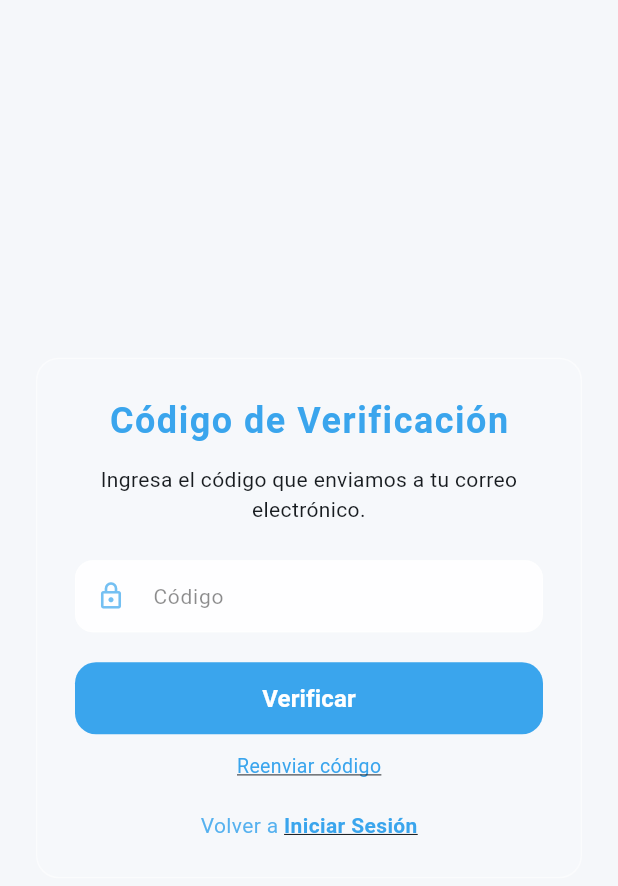
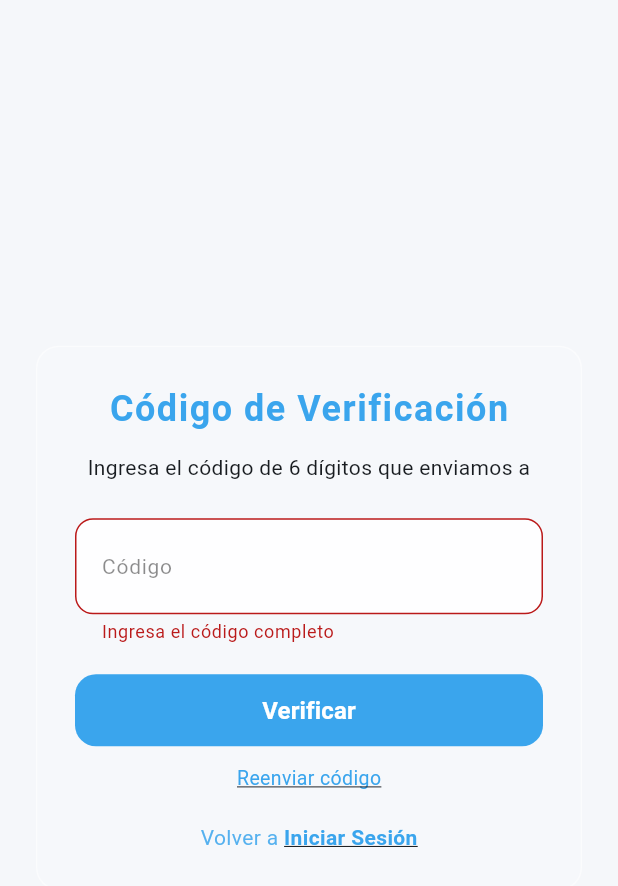
Before and after one commit to julio951010/flumi_app, a Flutter app: the CodigoVerificacionPantalla widget shown alone on an empty page, opened directly with empty values, after a tap on "Verificar", on a phone screen of 412 x 824 dp. Shown: the top 886 px of the screen. Run offline on Flutter 3.47's test engine with Material 3 defaults, Android fonts, the phone set to English and light mode, and no system bars; our stand-ins replace connectivity_plus, curved_navigation_bar, drift, shared_preferences, sqlite3_flutter_libs, supabase_flutter; accounts and stored records are empty; generated files the repository leaves out were written again.

Commit message:
cambia registro y recuperar a OTP (códigos de 6 dígitos) en vez de links

```diff
--- a/lib/features/auth/pantallas/codigo_verificacion_pantalla.dart
+++ b/lib/features/auth/pantallas/codigo_verificacion_pantalla.dart
@@ -1,15 +1,25 @@
 import 'dart:ui';
 
 import 'package:flutter/material.dart';
+import '../../auth/auth_service.dart';
+import '../../../core/servicios/notificacion_servicio.dart';
 
 class CodigoVerificacionPantalla extends StatefulWidget {
+  final AuthService authService;
+  final String email;
+  final String? password;
+  final VoidCallback onExito;
   final VoidCallback onLogin;
-  final VoidCallback onRegistro;
+  final VoidCallback? onReenviar;
 
   const CodigoVerificacionPantalla({
     super.key,
+    required this.authService,
+    required this.email,
+    this.password,
+    required this.onExito,
     required this.onLogin,
-    required this.onRegistro,
+    this.onReenviar,
   });
 
   @override
@@ -30,19 +40,59 @@ class _CodigoVerificacionPantallaState
   }
 
   Future<void> _verificar() async {
-    // TODO: Implementar verificación de código
+    if (!_formKey.currentState!.validate()) return;
+    setState(() => _cargando = true);
+    try {
+      await widget.authService.verificarOTP(
+        email: widget.email,
+        token: _codigoCtrl.text.trim(),
+      );
+
+      if (widget.password != null) {
+        await widget.authService.actualizarPassword(widget.password!);
+      }
+
+      if (!mounted) return;
+      NotificacionServicio.exito(context, 'Cuenta verificada correctamente.');
+      widget.onExito();
+    } catch (e) {
+      if (!mounted) return;
+      NotificacionServicio.alerta(context, e.toString());
+    } finally {
+      if (mounted) setState(() => _cargando = false);
+    }
+  }
+
+  Future<void> _reenviar() async {
+    setState(() => _cargando = true);
+    try {
+      await widget.authService.reenviarOTP(email: widget.email);
+      if (!mounted) return;
+      NotificacionServicio.exito(
+        context,
+        'Código reenviado. Revisa tu correo.',
+      );
+    } catch (e) {
+      if (!mounted) return;
+      NotificacionServicio.alerta(context, e.toString());
+    } finally {
+      if (mounted) setState(() => _cargando = false);
+    }
   }
 
   @override
   Widget build(BuildContext context) {
     final primario = Theme.of(context).colorScheme.primary;
     final esOscuro = Theme.of(context).brightness == Brightness.dark;
+    final ancho = MediaQuery.of(context).size.width;
+    final maxCardWidth = ancho > 600 ? 480.0 : 380.0;
+    final horizontalMargin = ancho > 600 ? 48.0 : 24.0;
 
     return Center(
       child: SingleChildScrollView(
         child: Container(
-          margin: const EdgeInsets.symmetric(horizontal: 24),
-          constraints: const BoxConstraints(maxWidth: 380),
+          margin: EdgeInsets.symmetric(horizontal: horizontalMargin),
+          constraints: BoxConstraints(maxWidth: maxCardWidth),
           decoration: BoxDecoration(
             border: Border.all(color: Colors.white.withOpacity(0.5)),
             borderRadius: BorderRadius.circular(15),
@@ -59,6 +109,7 @@ class _CodigoVerificacionPantallaState
                 ),
                 child: Form(
                   key: _formKey,
+                  autovalidateMode: AutovalidateMode.onUserInteraction,
                   child: Column(
                     mainAxisSize: MainAxisSize.min,
                     children: [
@@ -72,18 +123,61 @@ class _CodigoVerificacionPantallaState
                         ),
                       ),
                       const SizedBox(height: 12),
-                      const Text(
-                        'Ingresa el código que enviamos a tu correo electrónico.',
-                        style: TextStyle(fontSize: 14),
+                      Text(
+                        'Ingresa el código de 6 dígitos que enviamos a ${widget.email}',
+                        style: const TextStyle(fontSize: 14),
                         textAlign: TextAlign.center,
                       ),
                       const SizedBox(height: 24),
-                      _CampoCodigo(
-                        label: 'Código',
-                        icono: Icons.lock_outlined,
-                        controlador: _codigoCtrl,
-                        esOscuro: esOscuro,
-                        colorPrimario: primario,
+                      TextFormField(
+                        controller: _codigoCtrl,
+                        keyboardType: TextInputType.number,
+                        maxLength: 6,
+                        textAlign: TextAlign.center,
+                        style: TextStyle(
+                          color: esOscuro ? Colors.white : Colors.black87,
+                          fontSize: 24,
+                          letterSpacing: 8,
+                        ),
+                        validator: (v) {
+                          if (v == null || v.trim().length < 6) {
+                            return 'Ingresa el código completo';
+                          }
+                          return null;
+                        },
+                        decoration: InputDecoration(
+                          filled: true,
+                          fillColor: Colors.white.withOpacity(0.9),
+                          labelText: 'Código',
+                          labelStyle: TextStyle(
+                            color: esOscuro ? Colors.white70 : Colors.black45,
+                            fontSize: 14,
+                          ),
+                          counterText: '',
+                          border: OutlineInputBorder(
+                            borderRadius: BorderRadius.circular(12),
+                            borderSide: BorderSide(
+                              color: primario.withOpacity(0.3),
+                            ),
+                          ),
+                          enabledBorder: OutlineInputBorder(
+                            borderRadius: BorderRadius.circular(12),
+                            borderSide: BorderSide(
+                              color: primario.withOpacity(0.3),
+                            ),
+                          ),
+                          focusedBorder: OutlineInputBorder(
+                            borderRadius: BorderRadius.circular(12),
+                            borderSide: BorderSide(
+                              color: primario,
+                              width: 1.5,
+                            ),
+                          ),
+                          contentPadding: const EdgeInsets.symmetric(
+                            horizontal: 14,
+                            vertical: 14,
+                          ),
+                        ),
                       ),
                       const SizedBox(height: 20),
                       SizedBox(
@@ -119,7 +213,7 @@ class _CodigoVerificacionPantallaState
                       ),
                       const SizedBox(height: 12),
                       GestureDetector(
-                        onTap: () {},
+                        onTap: _cargando ? null : _reenviar,
                         child: Text(
                           'Reenviar código',
                           style: TextStyle(
@@ -163,73 +257,3 @@ class _CodigoVerificacionPantallaState
     );
   }
 }
-
-class _CampoCodigo extends StatelessWidget {
-  final String label;
-  final IconData icono;
-  final TextEditingController? controlador;
-  final bool esOscuro;
-  final Color colorPrimario;
-
-  const _CampoCodigo({
-    required this.label,
-    required this.icono,
-    this.controlador,
-    required this.esOscuro,
-    required this.colorPrimario,
-  });
-
-  @override
-  Widget build(BuildContext context) {
-    return SizedBox(
-      height: 48,
-      child: TextFormField(
-        controller: controlador,
-        keyboardType: TextInputType.number,
-        maxLength: 6,
-        style: TextStyle(
-          color: esOscuro ? Colors.white : Colors.black87,
-          fontSize: 15,
-        ),
-        decoration: InputDecoration(
-          filled: true,
-          fillColor: Colors.white.withOpacity(0.9),
-          labelText: label,
-          labelStyle: TextStyle(
-            color: esOscuro ? Colors.white70 : Colors.black45,
-            fontSize: 14,
-          ),
-          prefixIcon: Icon(
-            icono,
-            color: colorPrimario.withOpacity(0.7),
-            size: 20,
-          ),
-          counterText: '',
-          border: OutlineInputBorder(
-            borderRadius: BorderRadius.circular(12),
-            borderSide: BorderSide(
-              color: Colors.white.withOpacity(0.5),
-            ),
-          ),
-          enabledBorder: OutlineInputBorder(
-            borderRadius: BorderRadius.circular(12),
-            borderSide: BorderSide(
-              color: Colors.white.withOpacity(0.5),
-            ),
-          ),
-          focusedBorder: OutlineInputBorder(
-            borderRadius: BorderRadius.circular(12),
-            borderSide: BorderSide(
-              color: colorPrimario,
-              width: 1.5,
-            ),
-          ),
-          contentPadding: const EdgeInsets.symmetric(
-            horizontal: 14,
-            vertical: 14,
-          ),
-        ),
-      ),
-    );
-  }
-}
```
Also changed, not shown: lib/features/auth/auth_service.dart (+28 -0 lines), lib/features/auth/pantallas/olvide_contrasena_pantalla.dart (+4 -5 lines), lib/features/auth/pantallas/registro_pantalla.dart (+6 -13 lines), lib/main.dart (+16 -3 lines).
